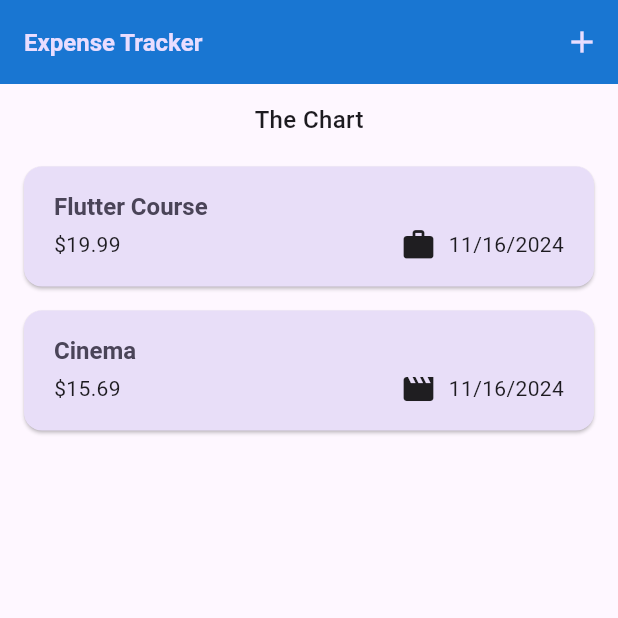
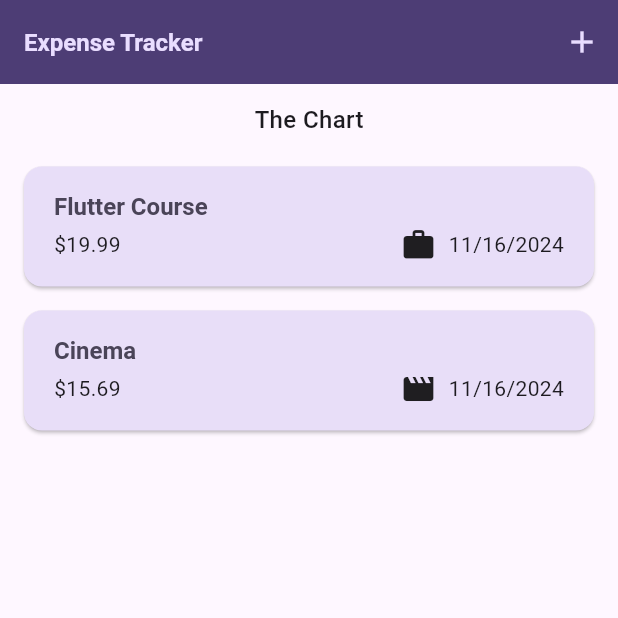
Before and after one commit to FadrialR/expense_tracker_app_flutter, a Flutter app: the screen it shows after launch, on a phone screen of 412 x 824 dp, the top half of it. Run offline on Flutter 3.47's test engine with Material 3 defaults, Android fonts, the phone set to English and light mode, and no system bars.

```diff
--- a/lib/widgets/expenses.dart
+++ b/lib/widgets/expenses.dart
@@ -63,7 +63,7 @@ class _ExpensesState extends State<Expenses> {
 
   @override
   Widget build(BuildContext context) {
-    Widget mainContent = Center(
+    Widget mainContent = const Center(
       child: Text('No expenses found. Start adding some!'),
     );
 
@@ -76,7 +76,7 @@ class _ExpensesState extends State<Expenses> {
 
     return Scaffold(
       appBar: AppBar(
-        backgroundColor: Colors.blue[700],
+        backgroundColor: Theme.of(context).appBarTheme.backgroundColor,
         title: const Text(
           'Expense Tracker',
           style: TextStyle(
```
Also changed, not shown: lib/main.dart (+28 -13 lines).
